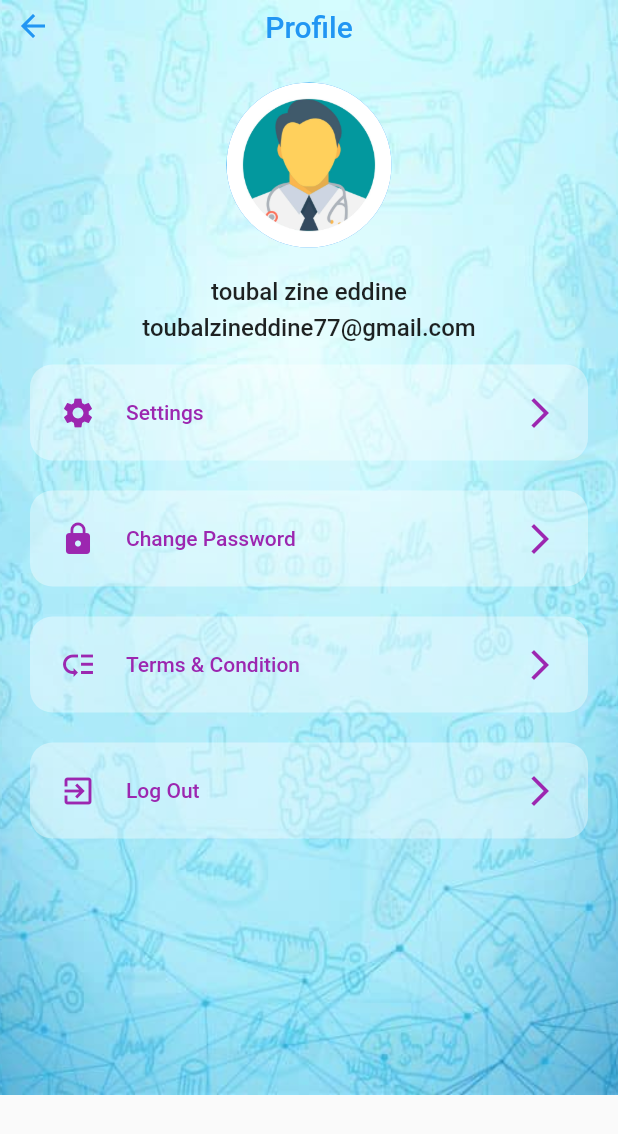
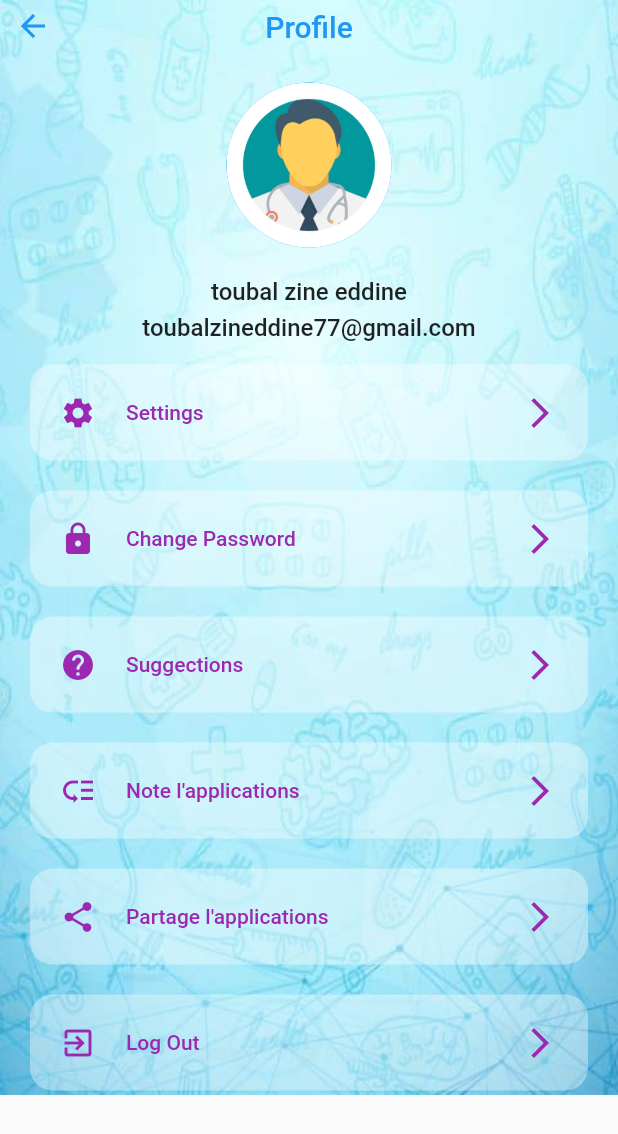
Before and after one commit to toubal77/medQUIZZ, a Flutter app: the ProfileScreen screen opened directly, on a phone screen of 412 x 824 dp. Shown: the top 1134 px of the screen. Run offline on Flutter 3.47's test engine with Material 2 defaults, Android fonts, the phone set to English and light mode, and no system bars.

Commit message:
update profile add some bottom

```diff
--- a/lib/screens/profile_screen.dart
+++ b/lib/screens/profile_screen.dart
@@ -17,7 +17,6 @@ class ProfileScreen extends StatelessWidget {
       //   ),
       // ),
       body: SafeArea(
-        child: SingleChildScrollView(
         child: Container(
           height: 730,
           decoration: BoxDecoration(
@@ -26,6 +25,7 @@ class ProfileScreen extends StatelessWidget {
               fit: BoxFit.cover,
             ),
           ),
+          child: SingleChildScrollView(
             child: Column(
               children: [
                 Column(
@@ -107,8 +107,18 @@ class ProfileScreen extends StatelessWidget {
                   () {},
                 ),
                 ProfileMenu(
-                  'Terms & Condition',
+                  'Suggections',
+                  Icons.help,
+                  () {},
+                ),
+                ProfileMenu(
+                  'Note l\'applications',
                   Icons.low_priority_sharp,
+                  () {},
+                ),
+                ProfileMenu(
+                  'Partage l\'applications',
+                  Icons.share,
                   () {},
                 ),
                 ProfileMenu(
```
Lines whose indentation alone changed are shown as unchanged.
